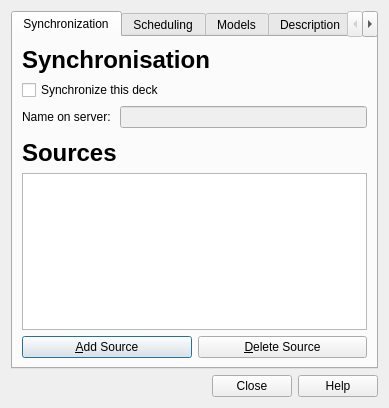
Above: designer/deckproperties.ui from ankitects/anki before the change. Below: the same form after it.
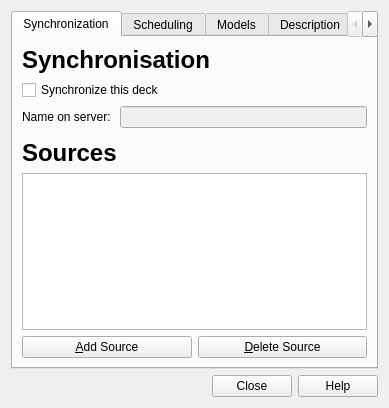
That is the form after the change.

Commit message: save geometry of other windows, prevent deletion of shared models

The edit to the form file:
```diff
--- a/designer/deckproperties.ui
+++ b/designer/deckproperties.ui
@@ -86,6 +86,9 @@
              <property name="text" >
               <string>&amp;Add Source</string>
              </property>
+             <property name="autoDefault" >
+              <bool>false</bool>
+             </property>
             </widget>
            </item>
            <item>
@@ -93,6 +96,9 @@
              <property name="text" >
               <string>&amp;Delete Source</string>
              </property>
+             <property name="autoDefault" >
+              <bool>false</bool>
+             </property>
             </widget>
            </item>
           </layout>
```
The commit also changes 6 other files.
